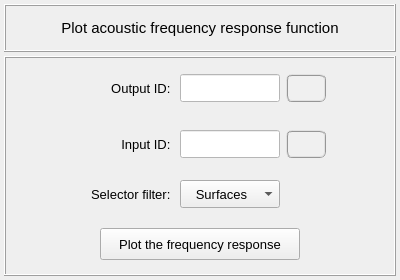
Above: vibra/interface/data/ui_files/plots/acoustic/plot_acoustic_frequency_response_function.ui from MOPT-UFSC/VIBRA before the change. Below: the same form after it.
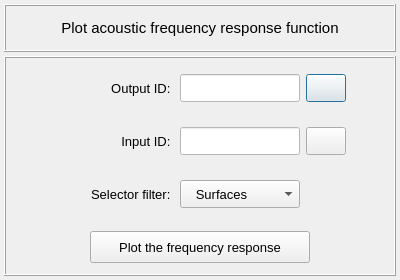
That is the form after the change. Icons and pictures are not drawn.

```diff
--- a/vibra/interface/data/ui_files/plots/acoustic/plot_acoustic_frequency_response_function.ui
+++ b/vibra/interface/data/ui_files/plots/acoustic/plot_acoustic_frequency_response_function.ui
@@ -224,13 +224,13 @@
           <widget class="QLineEdit" name="lineEdit_output_node_id">
            <property name="minimumSize">
             <size>
-             <width>100</width>
+             <width>120</width>
              <height>28</height>
             </size>
            </property>
            <property name="maximumSize">
             <size>
-             <width>100</width>
+             <width>120</width>
              <height>28</height>
             </size>
            </property>
@@ -255,13 +255,13 @@
           <widget class="QLabel" name="label_10">
            <property name="minimumSize">
             <size>
-             <width>100</width>
+             <width>120</width>
              <height>28</height>
             </size>
            </property>
            <property name="maximumSize">
             <size>
-             <width>16777215</width>
+             <width>120</width>
              <height>28</height>
             </size>
            </property>
@@ -309,9 +309,7 @@
             <string>Press to export the selected model result.</string>
            </property>
            <property name="styleSheet">
-            <string notr="true">QPushButton{border-radius: 6px; border-color: rgb(150, 150, 150); border-style: ridge; border-width: 2px; color: rgb(0, 0, 0); background-color: rgb(240, 240, 240); font: 75 bold 11pt &quot;MS Shell Dlg 2&quot;}
-QPushButton:hover{border-radius: 6px; border-color: rgb(0, 170, 255); border-style: ridge; border-width: 2px; color: rgb(0, 0, 0); background-color: rgba(174, 213, 255, 100); font: 75 bold 11pt &quot;MS Shell Dlg 2&quot;}
-QPushButton:pressed{border-radius: 6px; border-color: rgb(0, 170, 255); border-style: ridge; border-width: 3px; color: rgb(0, 0, 0); background-color: rgb(174, 213, 255); font: 75 bold 11pt &quot;MS Shell Dlg 2&quot;}</string>
+            <string notr="true"/>
            </property>
            <property name="text">
             <string/>
@@ -387,13 +385,13 @@
           <widget class="QPushButton" name="pushButton_plot_frequency_response">
            <property name="minimumSize">
             <size>
-             <width>200</width>
+             <width>220</width>
              <height>32</height>
             </size>
            </property>
            <property name="maximumSize">
             <size>
-             <width>200</width>
+             <width>220</width>
              <height>32</height>
             </size>
            </property>
@@ -422,6 +420,18 @@
       </item>
       <item row="2" column="0">
        <widget class="QFrame" name="frame_5">
+        <property name="minimumSize">
+         <size>
+          <width>0</width>
+          <height>52</height>
+         </size>
+        </property>
+        <property name="maximumSize">
+         <size>
+          <width>16777215</width>
+          <height>52</height>
+         </size>
+        </property>
         <property name="frameShape">
          <enum>QFrame::NoFrame</enum>
         </property>
@@ -451,13 +461,13 @@
           <widget class="QComboBox" name="comboBox_selector_filter">
            <property name="minimumSize">
             <size>
-             <width>100</width>
+             <width>120</width>
              <height>28</height>
             </size>
            </property>
            <property name="maximumSize">
             <size>
-             <width>100</width>
+             <width>120</width>
              <height>28</height>
             </size>
            </property>
@@ -496,13 +506,13 @@
           <widget class="QLabel" name="label_2">
            <property name="minimumSize">
             <size>
-             <width>100</width>
+             <width>120</width>
              <height>28</height>
             </size>
            </property>
            <property name="maximumSize">
             <size>
-             <width>100</width>
+             <width>120</width>
              <height>28</height>
             </size>
            </property>
@@ -626,13 +636,13 @@
           <widget class="QLabel" name="label_15">
            <property name="minimumSize">
             <size>
-             <width>100</width>
+             <width>120</width>
              <height>28</height>
             </size>
            </property>
            <property name="maximumSize">
             <size>
-             <width>16777215</width>
+             <width>120</width>
              <height>28</height>
             </size>
            </property>
@@ -657,13 +667,13 @@
           <widget class="QLineEdit" name="lineEdit_input_node_id">
            <property name="minimumSize">
             <size>
-             <width>100</width>
+             <width>120</width>
              <height>28</height>
             </size>
            </property>
            <property name="maximumSize">
             <size>
-             <width>100</width>
+             <width>120</width>
              <height>28</height>
             </size>
            </property>
@@ -714,9 +724,7 @@
             <string>Press to export the selected model result.</string>
            </property>
            <property name="styleSheet">
-            <string notr="true">QPushButton{border-radius: 6px; border-color: rgb(150, 150, 150); border-style: ridge; border-width: 2px; color: rgb(0, 0, 0); background-color: rgb(240, 240, 240); font: 75 bold 11pt &quot;MS Shell Dlg 2&quot;}
-QPushButton:hover{border-radius: 6px; border-color: rgb(0, 170, 255); border-style: ridge; border-width: 2px; color: rgb(0, 0, 0); background-color: rgba(174, 213, 255, 100); font: 75 bold 11pt &quot;MS Shell Dlg 2&quot;}
-QPushButton:pressed{border-radius: 6px; border-color: rgb(0, 170, 255); border-style: ridge; border-width: 3px; color: rgb(0, 0, 0); background-color: rgb(174, 213, 255); font: 75 bold 11pt &quot;MS Shell Dlg 2&quot;}</string>
+            <string notr="true"/>
            </property>
            <property name="text">
             <string/>
```
Left out of the diff: 4 changed lines with no effect on the pictures.
